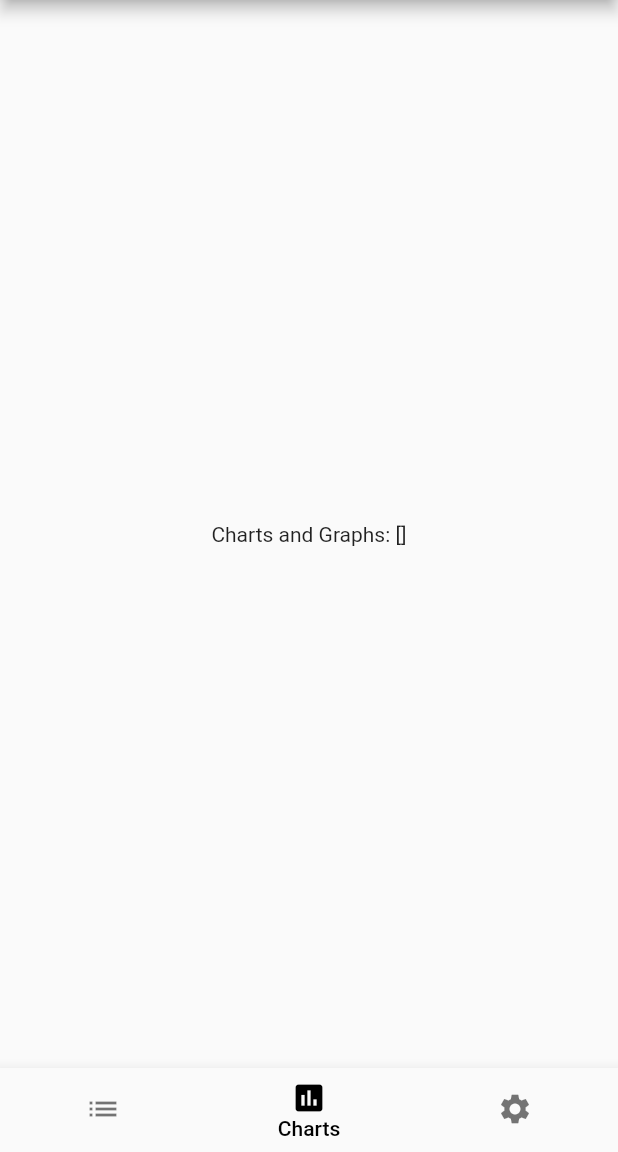
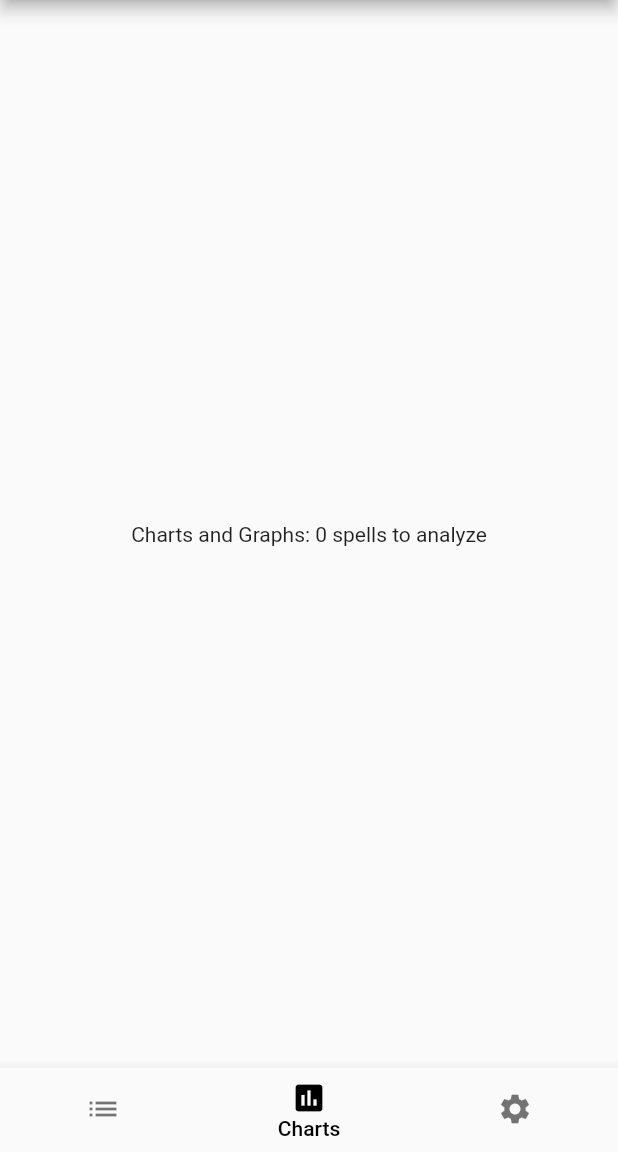
Before and after one commit to CalebPaul/MobileSpellBook, a Flutter app: the screen it shows after launch, item 2 of the bottom bar chosen, on a phone screen of 412 x 824 dp, the part 84-1236 px from its top. Run offline on Flutter 3.47's test engine with Material 2 defaults, Android fonts, the light colour scheme and no system bars; our stand-ins replace flutter_svg, fluttertoast, google_fonts.

Commit message:
refactor to provider

```diff
--- a/lib/main.dart
+++ b/lib/main.dart
@@ -4,6 +4,8 @@ import 'package:flutter/cupertino.dart';
 import 'package:flutter/material.dart';
 import 'package:flutter/services.dart' show rootBundle;
 import 'package:flutter/widgets.dart';
+import 'package:provider/provider.dart';
+import 'package:spellbook/data_models/spell_list_data.dart';
 import 'package:spellbook/routes/spell_detail_route.dart';
 import 'package:fluttertoast/fluttertoast.dart';
 import 'app.dart';
@@ -14,13 +16,16 @@ void main() => runApp(MyApp());
 class MyApp extends StatelessWidget {
   @override
   Widget build(BuildContext context) {
-    return MaterialApp(
-      debugShowCheckedModeBanner: false,
-      title: 'Inky\'s Spellbook',
-      theme: ThemeData(
-        primarySwatch: Colors.yellow,
+    return ChangeNotifierProvider(
+      create: (context) => SpellListData(),
+      child: MaterialApp(
+        debugShowCheckedModeBanner: false,
+        title: 'Inky\'s Spellbook',
+        theme: ThemeData(
+          primarySwatch: Colors.yellow,
+        ),
+        home: MyHomePage(title: 'Inky\'s Spellbook'),
       ),
-      home: MyHomePage(title: 'Inky\'s Spellbook'),
     );
   }
 }
@@ -36,7 +41,6 @@ class MyHomePage extends StatefulWidget {
 class _MyHomePageState extends State<MyHomePage> {
   List<Spell> _spells = [];
   List<Spell> _filteredSpells = [];
-  List<Spell> _selectedSpells = [];
   bool isSearching = false;
   int _navigationIndex = 0;
 
@@ -88,7 +92,7 @@ class _MyHomePageState extends State<MyHomePage> {
     //spidey sense says this is an anti-pattern, but idk
     var tabs = [
       buildSpellListBody(),
-      Center(child: Text("Charts and Graphs: ${_selectedSpells.toString()}")),
+      Center(child: Text("Charts and Graphs: ${Provider.of<SpellListData>(context). selectedSpells.length} spells to analyze")),
       Center(child: Text("Settings")),
     ];
 
@@ -202,7 +206,7 @@ class _MyHomePageState extends State<MyHomePage> {
                   builder: (context) => SpellDetailRoute(spells[index])));
         },
         onLongPress: () {
-          _selectedSpells.add(spells[index]);
+          Provider.of<SpellListData>(context, listen: false).addSpell(spells[index]);
           Fluttertoast.showToast(msg: "${spells[index].name} added to spell list.", toastLength: Toast.LENGTH_SHORT);
         },
       ),
```
